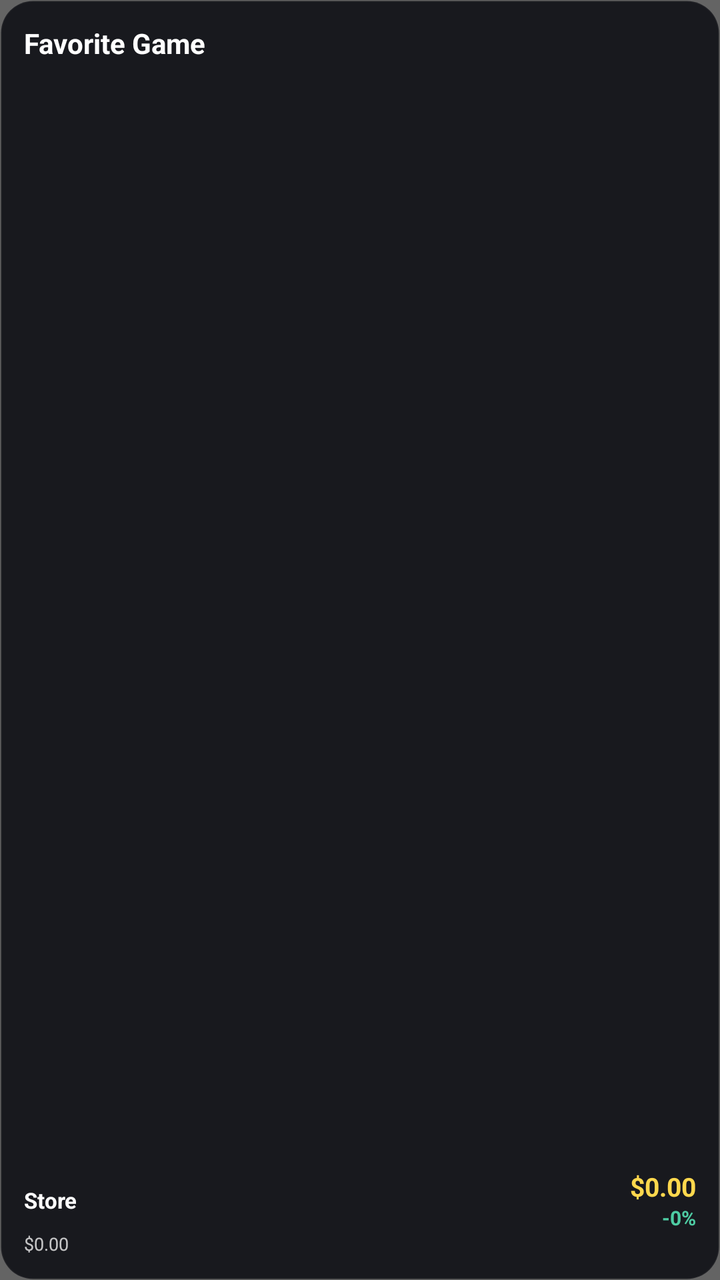
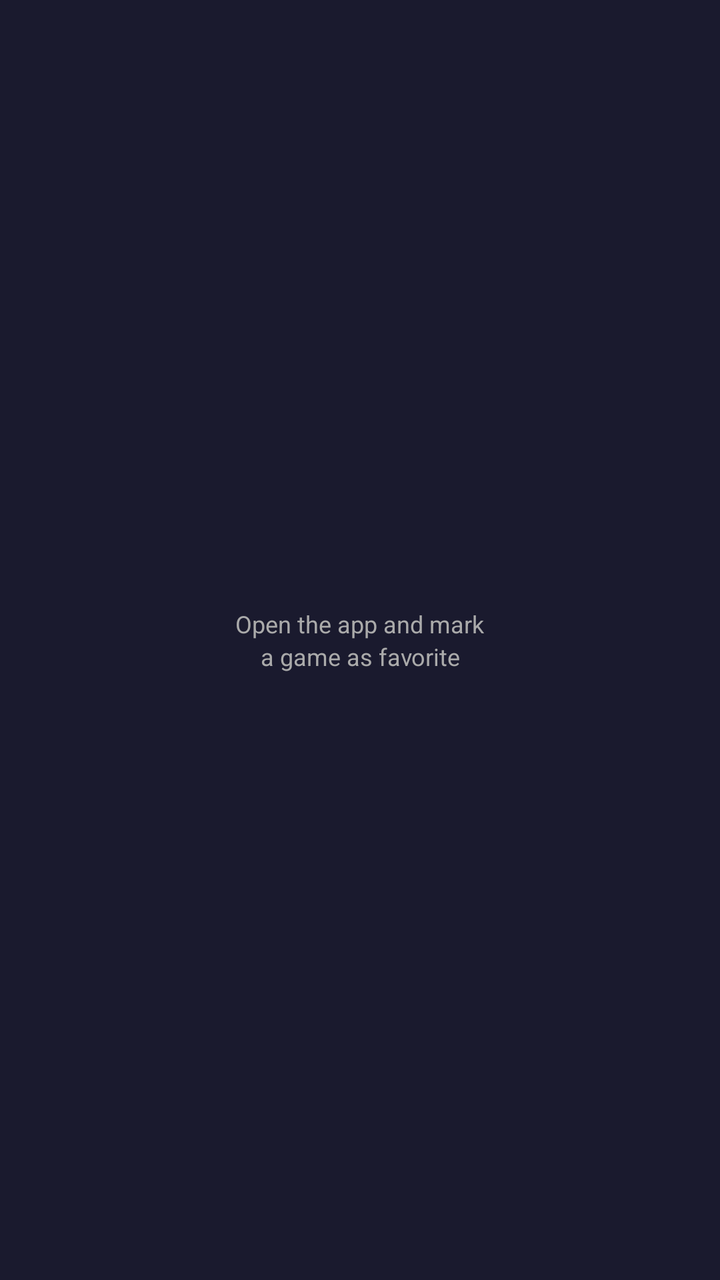

Two renders of the same Android screen: before a commit and after it. Below are the layout's source before the change and the commit's diff.
<!-- AndroidManifest.xml: application theme AppTheme -->
<!-- res/layout/game_widget.xml -->
<?xml version="1.0" encoding="utf-8"?>
<FrameLayout xmlns:android="http://schemas.android.com/apk/res/android"
    android:id="@+id/widgetRoot"
    android:layout_width="match_parent"
    android:layout_height="match_parent"
    android:background="@drawable/widget_background">

    <ImageView
        android:id="@+id/imgWidgetBackground"
        android:layout_width="match_parent"
        android:layout_height="match_parent"
        android:scaleType="centerCrop"
        android:visibility="gone" />

    <View
        android:layout_width="match_parent"
        android:layout_height="match_parent"
        android:background="#99000000" />

    <LinearLayout
        android:layout_width="match_parent"
        android:layout_height="match_parent"
        android:orientation="vertical"
        android:padding="12dp">

        <TextView
            android:id="@+id/txtWidgetTitle"
            android:layout_width="match_parent"
            android:layout_height="0dp"
            android:layout_weight="1"
            android:text="Favorite Game"
            android:textColor="#FFFFFF"
            android:textSize="14sp"
            android:textStyle="bold"
            android:maxLines="2"
            android:ellipsize="end" />

        <LinearLayout
            android:layout_width="match_parent"
            android:layout_height="wrap_content"
            android:gravity="center_vertical"
            android:orientation="horizontal">

            <TextView
                android:id="@+id/txtWidgetStore"
                android:layout_width="0dp"
                android:layout_height="wrap_content"
                android:layout_weight="1"
                android:text="Store"
                android:textColor="#FFFFFF"
                android:textSize="11sp"
                android:textStyle="bold"
                android:maxLines="1"
                android:ellipsize="end" />

            <LinearLayout
                android:layout_width="wrap_content"
                android:layout_height="wrap_content"
                android:gravity="end"
                android:orientation="vertical">

                <TextView
                    android:id="@+id/txtWidgetSalePrice"
                    android:layout_width="wrap_content"
                    android:layout_height="wrap_content"
                    android:text="$0.00"
                    android:textColor="#FFD84D"
                    android:textSize="13sp"
                    android:textStyle="bold" />

                <TextView
                    android:id="@+id/txtWidgetSavings"
                    android:layout_width="wrap_content"
                    android:layout_height="wrap_content"
                    android:text="-0%"
                    android:textColor="#4ECCA3"
                    android:textSize="10sp"
                    android:textStyle="bold" />

            </LinearLayout>
        </LinearLayout>

        <TextView
            android:id="@+id/txtWidgetNormalPrice"
            android:layout_width="wrap_content"
            android:layout_height="wrap_content"
            android:text="$0.00"
            android:textColor="#BFFFFFFF"
            android:textSize="9sp" />

    </LinearLayout>

</FrameLayout>
<!-- resources referenced by this layout -->
<resources>
  <!-- drawable widget_background (drawable) -->
  <?xml version="1.0" encoding="utf-8"?>
  <shape xmlns:android="http://schemas.android.com/apk/res/android"
      android:shape="rectangle">
      <solid android:color="#CC0D1020" />
      <corners android:radius="16dp" />
      <stroke
          android:width="1dp"
          android:color="#22FFFFFF" />
  </shape>
  <style name="AppTheme" parent="Theme.AppCompat.Light.DarkActionBar">
          
          <item name="colorPrimary">@color/colorPrimary</item>
          <item name="colorPrimaryDark">@color/colorPrimaryDark</item>
          <item name="colorAccent">@color/colorAccent</item>
      </style>
</resources>

<!-- the commit's change to res/layout/game_widget.xml (unified diff, before → after) -->
@@ -1,92 +1,205 @@
 <?xml version="1.0" encoding="utf-8"?>
 <FrameLayout xmlns:android="http://schemas.android.com/apk/res/android"
-    android:id="@+id/widgetRoot"
     android:layout_width="match_parent"
     android:layout_height="match_parent"
-    android:background="@drawable/widget_background">
-
-    <ImageView
-        android:id="@+id/imgWidgetBackground"
+    android:background="#FF1A1A2E">
+
+    
+    <ViewFlipper
+        android:id="@+id/viewFlipper"
         android:layout_width="match_parent"
         android:layout_height="match_parent"
-        android:scaleType="centerCrop"
-        android:visibility="gone" />
-
-    <View
-        android:layout_width="match_parent"
-        android:layout_height="match_parent"
-        android:background="#99000000" />
-
+        android:inAnimation="@anim/slide_in_right"
+        android:outAnimation="@anim/slide_out_left"
+        android:visibility="gone">
+
+        
+        <FrameLayout
+            android:layout_width="match_parent"
+            android:layout_height="match_parent"
+            android:background="#FF1A1A2E">
+
+            <ImageView
+                android:id="@+id/gameImage1"
+                android:layout_width="match_parent"
+                android:layout_height="match_parent"
+                android:scaleType="centerCrop"
+                android:alpha="0.4"/>
+
+            <LinearLayout
+                android:layout_width="match_parent"
+                android:layout_height="wrap_content"
+                android:layout_gravity="top"
+                android:background="#CC000000"
+                android:padding="8dp"
+                android:orientation="horizontal">
+
+                <TextView
+                    android:id="@+id/gameTitle1"
+                    android:layout_width="0dp"
+                    android:layout_height="wrap_content"
+                    android:layout_weight="1"
+                    android:textColor="#FFFFFF"
+                    android:textSize="12sp"
+                    android:textStyle="bold"
+                    android:maxLines="2"
+                    android:ellipsize="end"/>
+
+            </LinearLayout>
+
+            <LinearLayout
+                android:layout_width="match_parent"
+                android:layout_height="wrap_content"
+                android:layout_gravity="bottom"
+                android:background="#CC000000"
+                android:padding="8dp"
+                android:orientation="horizontal"
+                android:gravity="center_vertical">
+
+                <TextView
+                    android:id="@+id/salePrice1"
+                    android:layout_width="wrap_content"
+                    android:layout_height="wrap_content"
+                    android:textColor="#00E676"
+                    android:textSize="16sp"
+                    android:textStyle="bold"/>
+
+                <TextView
+                    android:id="@+id/savings1"
+                    android:layout_width="wrap_content"
+                    android:layout_height="wrap_content"
+                    android:layout_marginStart="6dp"
+                    android:background="#FF00E676"
+                    android:textColor="#000000"
+                    android:textSize="10sp"
+                    android:textStyle="bold"
+                    android:paddingStart="5dp"
+                    android:paddingEnd="5dp"
+                    android:paddingTop="2dp"
+                    android:paddingBottom="2dp"/>
+
+                <TextView
+                    android:layout_width="0dp"
+                    android:layout_height="1dp"
+                    android:layout_weight="1"/>
+
+                <ImageView
+                    android:id="@+id/storeLogo1"
+                    android:layout_width="22dp"
+                    android:layout_height="22dp"
+                    android:scaleType="fitCenter"/>
+
+            </LinearLayout>
+
+        </FrameLayout>
+
+        
+        <FrameLayout
+            android:layout_width="match_parent"
+            android:layout_height="match_parent"
+            android:background="#FF1A1A2E">
+
+            <ImageView
+                android:id="@+id/gameImage2"
+                android:layout_width="match_parent"
+                android:layout_height="match_parent"
+                android:scaleType="centerCrop"
+                android:alpha="0.4"/>
+
+            <LinearLayout
+                android:layout_width="match_parent"
+                android:layout_height="wrap_content"
+                android:layout_gravity="top"
+                android:background="#CC000000"
+                android:padding="8dp"
+                android:orientation="horizontal">
+
+                <TextView
+                    android:id="@+id/gameTitle2"
+                    android:layout_width="0dp"
+                    android:layout_height="wrap_content"
+                    android:layout_weight="1"
+                    android:textColor="#FFFFFF"
+                    android:textSize="12sp"
+                    android:textStyle="bold"
+                    android:maxLines="2"
+                    android:ellipsize="end"/>
+
+            </LinearLayout>
+
+            <LinearLayout
+                android:layout_width="match_parent"
+                android:layout_height="wrap_content"
+                android:layout_gravity="bottom"
+                android:background="#CC000000"
+                android:padding="8dp"
+                android:orientation="horizontal"
+                android:gravity="center_vertical">
+
+                <TextView
+                    android:id="@+id/salePrice2"
+                    android:layout_width="wrap_content"
+                    android:layout_height="wrap_content"
+                    android:textColor="#00E676"
+                    android:textSize="16sp"
+                    android:textStyle="bold"/>
+
+                <TextView
+                    android:id="@+id/savings2"
+                    android:layout_width="wrap_content"
+                    android:layout_height="wrap_content"
+                    android:layout_marginStart="6dp"
+                    android:background="#FF00E676"
+                    android:textColor="#000000"
+                    android:textSize="10sp"
+                    android:textStyle="bold"
+                    android:paddingStart="5dp"
+                    android:paddingEnd="5dp"
+                    android:paddingTop="2dp"
+                    android:paddingBottom="2dp"/>
+
+                <TextView
+                    android:layout_width="0dp"
+                    android:layout_height="1dp"
+                    android:layout_weight="1"/>
+
+                <ImageView
+                    android:id="@+id/storeLogo2"
+                    android:layout_width="22dp"
+                    android:layout_height="22dp"
+                    android:scaleType="fitCenter"/>
+
+            </LinearLayout>
+
+        </FrameLayout>
+
+    </ViewFlipper>
+
+    
     <LinearLayout
+        android:id="@+id/emptyState"
         android:layout_width="match_parent"
         android:layout_height="match_parent"
         android:orientation="vertical"
-        android:padding="12dp">
+        android:gravity="center"
+        android:background="#FF1A1A2E"
+        android:visibility="visible">
 
         <TextView
-            android:id="@+id/txtWidgetTitle"
-            android:layout_width="match_parent"
-            android:layout_height="0dp"
-            android:layout_weight="1"
-            android:text="Favorite Game"
-            android:textColor="#FFFFFF"
-            android:textSize="14sp"
-            android:textStyle="bold"
-            android:maxLines="2"
-            android:ellipsize="end" />
-
-        <LinearLayout
-            android:layout_width="match_parent"
-            android:layout_height="wrap_content"
-            android:gravity="center_vertical"
-            android:orientation="horizontal">
-
-            <TextView
-                android:id="@+id/txtWidgetStore"
-                android:layout_width="0dp"
-                android:layout_height="wrap_content"
-                android:layout_weight="1"
-                android:text="Store"
-                android:textColor="#FFFFFF"
-                android:textSize="11sp"
-                android:textStyle="bold"
-                android:maxLines="1"
-                android:ellipsize="end" />
-
-            <LinearLayout
-                android:layout_width="wrap_content"
-                android:layout_height="wrap_content"
-                android:gravity="end"
-                android:orientation="vertical">
-
-                <TextView
-                    android:id="@+id/txtWidgetSalePrice"
-                    android:layout_width="wrap_content"
-                    android:layout_height="wrap_content"
-                    android:text="$0.00"
-                    android:textColor="#FFD84D"
-                    android:textSize="13sp"
-                    android:textStyle="bold" />
-
-                <TextView
-                    android:id="@+id/txtWidgetSavings"
-                    android:layout_width="wrap_content"
-                    android:layout_height="wrap_content"
-                    android:text="-0%"
-                    android:textColor="#4ECCA3"
-                    android:textSize="10sp"
-                    android:textStyle="bold" />
-
-            </LinearLayout>
-        </LinearLayout>
-
-        <TextView
-            android:id="@+id/txtWidgetNormalPrice"
             android:layout_width="wrap_content"
             android:layout_height="wrap_content"
-            android:text="$0.00"
-            android:textColor="#BFFFFFFF"
-            android:textSize="9sp" />
+            android:text="Open the app and mark"
+            android:textColor="#AAAAAA"
+            android:textSize="12sp"
+            android:gravity="center"/>
+
+        <TextView
+            android:layout_width="wrap_content"
+            android:layout_height="wrap_content"
+            android:text="a game as favorite"
+            android:textColor="#AAAAAA"
+            android:textSize="12sp"
+            android:gravity="center"/>
 
     </LinearLayout>
 
<!-- resource entries referenced after the edit -->
@@ -1,15 +1,5 @@
 <!-- resources referenced by this layout -->
 <resources>
-  <!-- drawable widget_background (drawable) -->
-  <?xml version="1.0" encoding="utf-8"?>
-  <shape xmlns:android="http://schemas.android.com/apk/res/android"
-      android:shape="rectangle">
-      <solid android:color="#CC0D1020" />
-      <corners android:radius="16dp" />
-      <stroke
-          android:width="1dp"
-          android:color="#22FFFFFF" />
-  </shape>
   <style name="AppTheme" parent="Theme.AppCompat.Light.DarkActionBar">
           
           <item name="colorPrimary">@color/colorPrimary</item>
